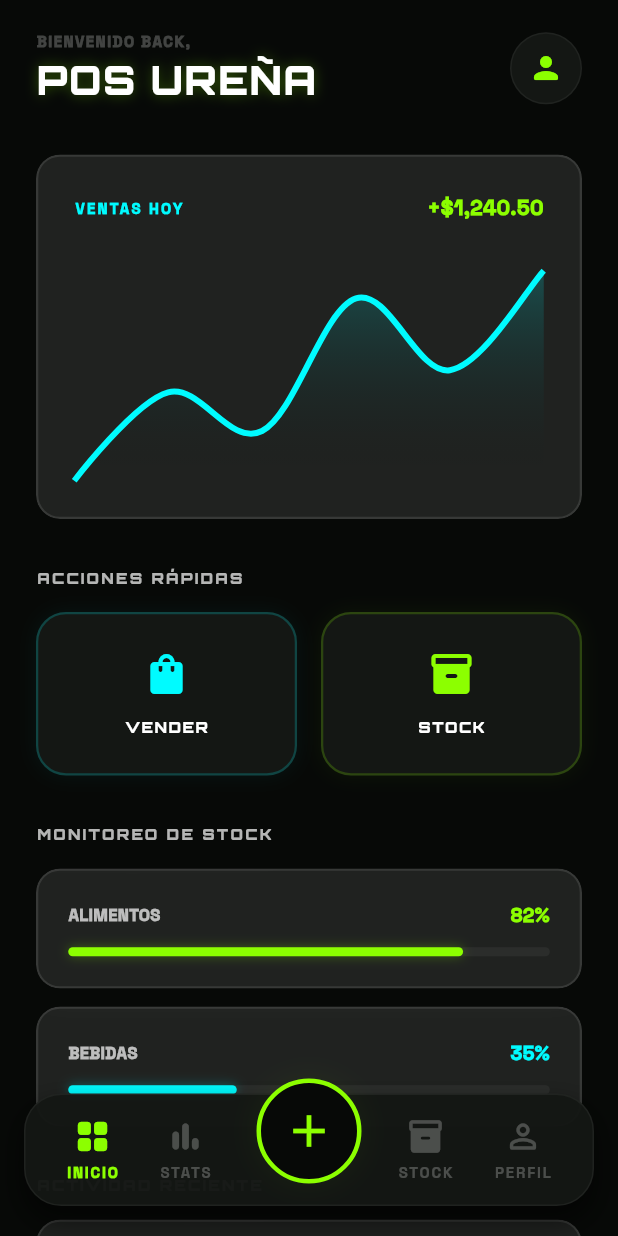
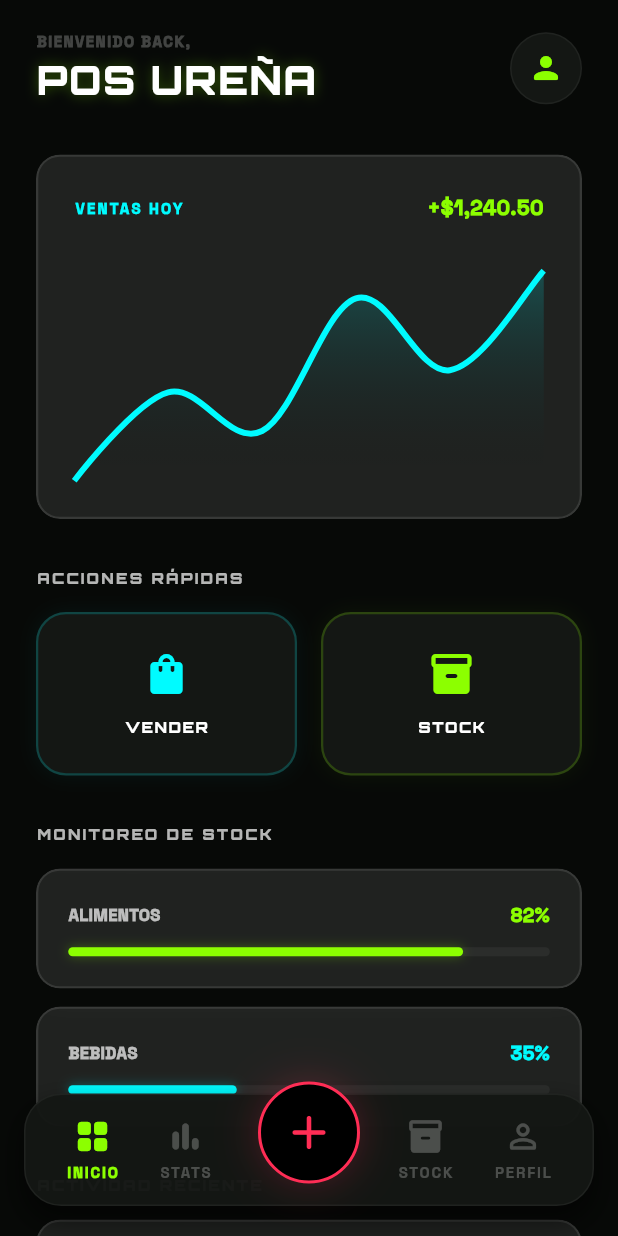
Before and after one commit to sergioantia-cyber/bodega-automatizacion, a Flutter app: the screen it shows after launch, on a phone screen of 412 x 824 dp. Run offline on Flutter 3.47's test engine with Material 3 defaults, Android fonts, the phone set to English and light mode, and no system bars; drawn by our look-alikes of fl_chart; our stand-ins replace flutter_slidable, google_fonts, supabase_flutter; accounts and stored records are empty.

Commit message:
Refinamiento estetico de boton central y menu radial

```diff
--- a/frontend/lib/screens/main_layout.dart
+++ b/frontend/lib/screens/main_layout.dart
@@ -299,7 +299,9 @@ class _MainLayoutState extends State<MainLayout> with TickerProviderStateMixin {
     return AnimatedBuilder(
       animation: Listenable.merge([_pulseController, _menuController]),
       builder: (context, child) {
-        final currentColor = _isMenuOpen ? const Color(0xFFFF2D55) : _limeNeon;
+        // Updated to use the coral/red color from the image as default
+        const coralNeon = Color(0xFFFF2D55);
+        final currentColor = _isMenuOpen ? const Color(0xFF00FBFF) : coralNeon;
         final rotation = _menuController.value * math.pi / 4;
 
         return GestureDetector(
@@ -307,20 +309,30 @@ class _MainLayoutState extends State<MainLayout> with TickerProviderStateMixin {
           child: Transform.rotate(
             angle: rotation,
             child: Container(
-              width: 70, height: 70,
+              width: 68, height: 68,
               decoration: BoxDecoration(
-                color: _darkBg,
+                color: Colors.black,
                 shape: BoxShape.circle,
-                border: Border.all(color: currentColor, width: 3),
+                border: Border.all(color: currentColor, width: 2),
                 boxShadow: [
                   BoxShadow(
-                    color: currentColor.withOpacity(0.5 * _pulseController.value),
-                    blurRadius: 15 + (10 * _pulseController.value),
-                    spreadRadius: 2 * _pulseController.value,
+                    color: currentColor.withOpacity(0.4 * _pulseController.value),
+                    blurRadius: 12 + (8 * _pulseController.value),
+                    spreadRadius: 1 * _pulseController.value,
+                  ),
+                  BoxShadow(
+                    color: currentColor.withOpacity(0.2),
+                    blurRadius: 25,
                   ),
                 ],
               ),
-              child: Icon(_isMenuOpen ? Icons.close : Icons.add, color: currentColor, size: 36),
+              child: Center(
+                child: Icon(
+                  _isMenuOpen ? Icons.close_rounded : Icons.add_rounded,
+                  color: currentColor,
+                  size: 38
+                ),
+              ),
             ),
           ),
         );
```
